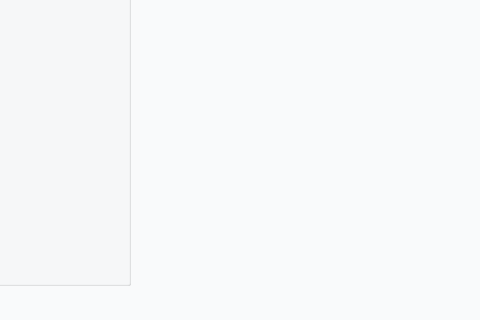
NAD777/yandex-toDo, file main_window.ui: the form before one commit; both pictures show x 0 to 480 and y 185 to 505 of the 752 by 505 pixel window.
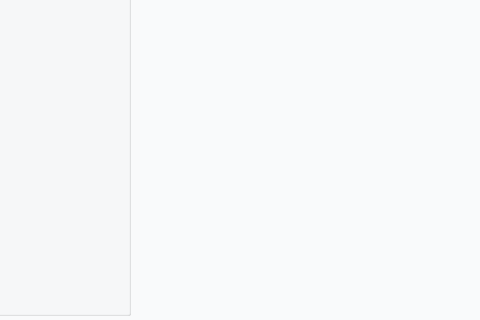
The form after the commit. Icons and pictures are not drawn.

Commit message: add ability for change tasks

Patch:
```diff
--- a/main_window.ui
+++ b/main_window.ui
@@ -34,7 +34,7 @@
       <x>-10</x>
       <y>-40</y>
       <width>141</width>
-      <height>511</height>
+      <height>541</height>
      </rect>
     </property>
     <property name="styleSheet">
```
The commit also changes 2 other files.
